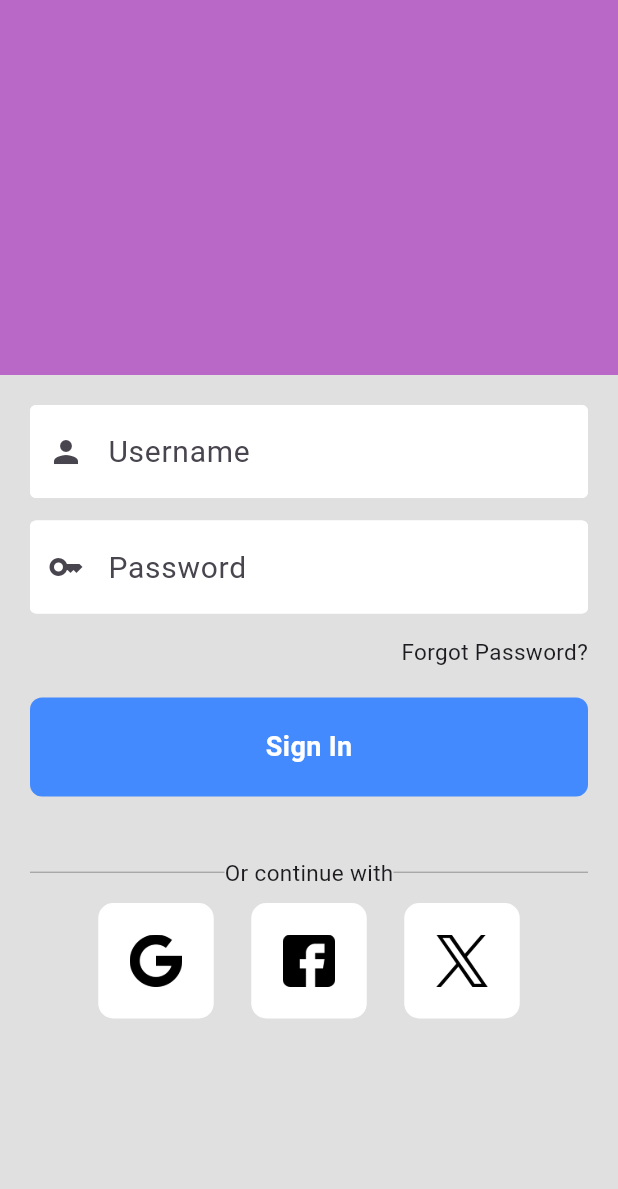
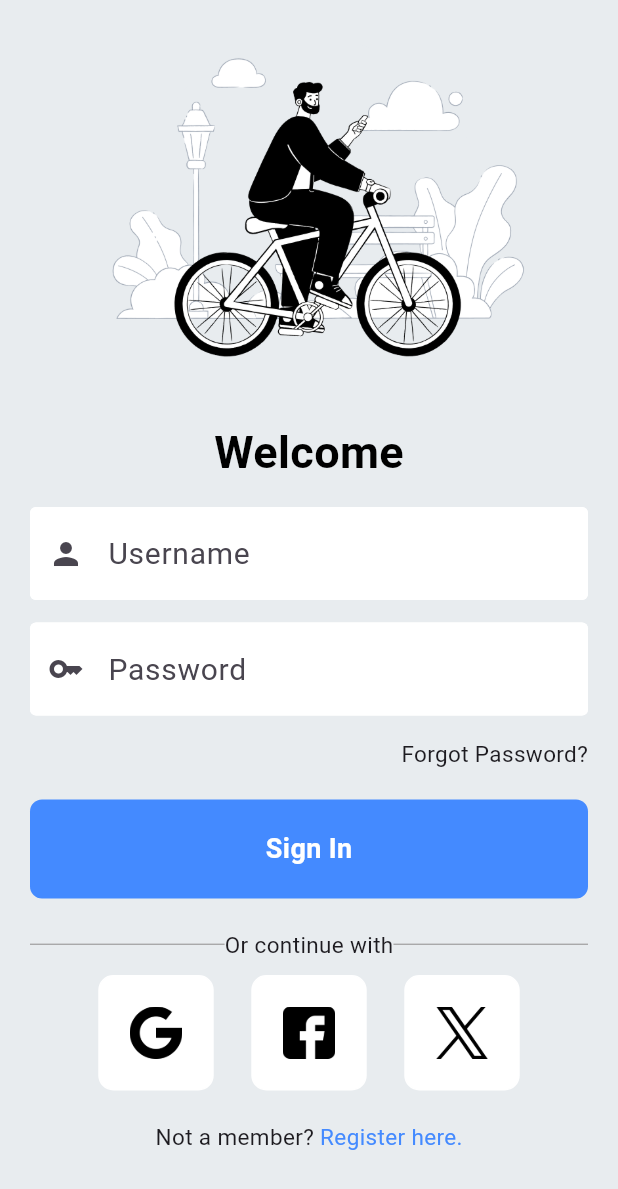
Before and after one commit to Tanmoy0077/Bicycle-Mobile-App, a Flutter app: the screen it shows after launch, on a phone screen of 412 x 824 dp. Shown: the top 1189 px of the screen. Run offline on Flutter 3.47's test engine with Material 3 defaults, Android fonts, the phone set to English and light mode, and no system bars; our stand-ins replace google_fonts; Roboto replaces fonts that are missing (Baskervville).

Commit message:
Added logo and navigation in login page

```diff
--- a/lib/pages/login_page.dart
+++ b/lib/pages/login_page.dart
@@ -1,8 +1,10 @@
 // ignore_for_file: prefer_const_constructors, prefer_const_literals_to_create_immutables
 
 import 'package:flutter/material.dart';
+import 'package:google_fonts/google_fonts.dart';
 import 'package:sample_app/components/my_textfield.dart';
 import 'package:sample_app/components/square_tile.dart';
+import 'package:sample_app/pages/first_page.dart';
 
 class LoginPage extends StatelessWidget {
   LoginPage({super.key});
@@ -11,20 +13,29 @@ class LoginPage extends StatelessWidget {
   final passwordController = TextEditingController();
 
   void signInUser() {}
+  void registerUser() {}
+  void forgotPassword() {}
 
   @override
   Widget build(BuildContext context) {
     return Scaffold(
       resizeToAvoidBottomInset: false,
-      backgroundColor: Colors.grey[300],
+      backgroundColor: Color.fromRGBO(232, 236, 239, 1),
       body: ListView(
         children: [
-          Container(
-            height: 250,
-            decoration: BoxDecoration(color: Colors.purple[300]),
+          Image.asset(
+            'lib/assets/images/bicycle.png',
+            height: 280,
+          ),
+          Center(
+            child: Text("Welcome",
+                style: GoogleFonts.baskervville(
+                    fontSize: 30,
+                    color: Colors.black,
+                    fontWeight: FontWeight.bold)),
           ),
           SizedBox(
-            height: 20,
+            height: 15,
           ),
           MyTextfield(
             controller: usernameController,
@@ -47,18 +58,24 @@ class LoginPage extends StatelessWidget {
           Row(
             mainAxisAlignment: MainAxisAlignment.end,
             children: [
-              Padding(
+              GestureDetector(
+                onTap: forgotPassword,
+                child: Padding(
                   padding: const EdgeInsets.symmetric(horizontal: 20),
                   child: Text(
                     "Forgot Password?",
                     style: TextStyle(fontSize: 15),
                   ),
                 ),
+              ),
             ],
           ),
           SizedBox(height: 20),
           GestureDetector(
-              onTap: signInUser,
+              onTap: () {
+                Navigator.push(context,
+                    MaterialPageRoute(builder: (context) => FirstPage()));
+              },
               child: Container(
                 padding: EdgeInsets.all(20),
                 margin: EdgeInsets.symmetric(horizontal: 20),
@@ -74,11 +91,10 @@ class LoginPage extends StatelessWidget {
                         fontSize: 18),
                   ),
                 ),
-              )
+              )),
+          SizedBox(
+            height: 20,
           ),
-
-            SizedBox(height: 40,),
-
           Padding(
             padding: EdgeInsets.symmetric(horizontal: 20),
             child: Row(
@@ -104,17 +120,40 @@ class LoginPage extends StatelessWidget {
               ],
             ),
           ),
-
-            SizedBox(height: 10,),
-
+          SizedBox(
+            height: 10,
+          ),
           Row(
             mainAxisAlignment: MainAxisAlignment.center,
             children: [
               SquareTile(imagePath: "lib/assets/images/google.png"),
-                SizedBox(width: 25,),
+              SizedBox(
+                width: 25,
+              ),
               SquareTile(imagePath: "lib/assets/images/facebook.png"),
-                SizedBox(width: 25,),
+              SizedBox(
+                width: 25,
+              ),
               SquareTile(imagePath: "lib/assets/images/twitter.png"),
+            ],
+          ),
+          SizedBox(
+            height: 20,
+          ),
+          Row(
+            mainAxisAlignment: MainAxisAlignment.center,
+            children: [
+              Text(
+                "Not a member? ",
+                style: TextStyle(fontSize: 15),
+              ),
+              GestureDetector(
+                onTap: registerUser,
+                child: Text(
+                  "Register here.",
+                  style: TextStyle(fontSize: 15, color: Colors.blueAccent),
+                ),
+              )
             ],
           )
         ],
```
Also changed, not shown: lib/assets/images/bicycle.png (added). Lines whose indentation alone changed are shown as unchanged.
